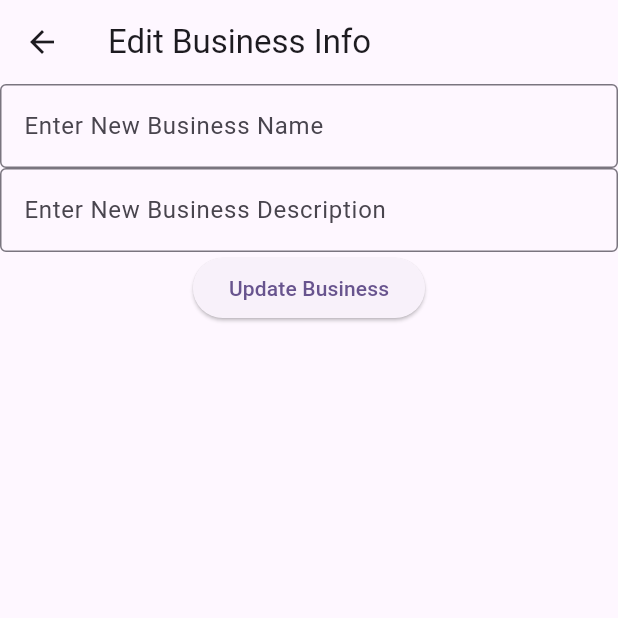
After one commit to aungkoman/gas-pos, a Flutter app: the BusinessDetailPage screen opened directly, after a tap on the "edit" icon, on a phone screen of 412 x 824 dp, the top half of it. The commit adds this screen. Run offline on Flutter 3.47's test engine with Material 3 defaults, Android fonts, the phone set to English and light mode, and no system bars.

Commit message:
business update featured added

```diff
--- a/lib/pages/business/business_detail_page.dart
+++ b/lib/pages/business/business_detail_page.dart
@@ -1,4 +1,5 @@
 import 'package:flutter/material.dart';
+import 'package:gaspos/pages/business/business_edit_page.dart';
 import 'package:provider/provider.dart';
 
 import '../../providers/business_provider.dart';
@@ -16,6 +17,16 @@ class _BusinessDetailPageState extends State<BusinessDetailPage> {
     return Scaffold(
       appBar: AppBar(
         title: Text("Business Detail"),
+        actions: [
+          IconButton(onPressed: (){
+            Navigator.push(
+              context,
+              MaterialPageRoute(
+                builder: (context) => const BusinessEditPage(),
+              ),
+            );
+          }, icon: Icon(Icons.edit))
+        ],
       ),
       body: Column(
         children: [
--- /dev/null
+++ b/lib/pages/business/business_edit_page.dart
@@ -0,0 +1,60 @@
+import 'package:flutter/material.dart';
+import 'package:provider/provider.dart';
+
+import '../../providers/business_provider.dart';
+
+class BusinessEditPage extends StatefulWidget {
+  const BusinessEditPage({super.key});
+
+  @override
+  State<BusinessEditPage> createState() => _BusinessEditPageState();
+}
+
+class _BusinessEditPageState extends State<BusinessEditPage> {
+
+
+
+  final TextEditingController _nameTec = TextEditingController();
+  final TextEditingController _descriptionTec = TextEditingController();
+
+  @override
+  void initState() {
+    // TODO: implement initState
+    super.initState();
+    _nameTec.text = Provider.of<BusinessProvider>(context, listen: false).selectedBusiness.name;
+    _descriptionTec.text = Provider.of<BusinessProvider>(context, listen: false).selectedBusiness.description;
+  }
+
+  @override
+  Widget build(BuildContext context) {
+    return Scaffold(
+      appBar: AppBar(
+        title: Text("Edit Business Info"),
+      ),
+      body: Column(
+        children: [
+          TextField(
+            controller: _nameTec,
+            decoration: InputDecoration(
+              border: OutlineInputBorder(),
+              hintText: 'Enter New Business Name',
+            ),
+          ),
+          TextField(
+            controller: _descriptionTec,
+            decoration: InputDecoration(
+              border: OutlineInputBorder(),
+              hintText: 'Enter New Business Description',
+            ),
+          ),
+
+          ElevatedButton(onPressed: (){
+            int id = Provider.of<BusinessProvider>(context, listen: false).selectedBusiness.id;
+            Provider.of<BusinessProvider>(context, listen : false).updateBusiness(id: id, name: _nameTec.text, description: _descriptionTec.text);
+            Navigator.pop(context);
+          }, child: Text("Update Business"))
+        ],
+      ),
+    );
+  }
+}
--- a/lib/providers/business_provider.dart
+++ b/lib/providers/business_provider.dart
@@ -20,4 +20,26 @@ class BusinessProvider extends ChangeNotifier {
     selectedBusiness = business;
     notifyListeners();
   }
+
+  void updateBusiness({required int id, required String name, required String description}){
+    // 1. Find the index of the business with the matching ID
+    int index = businesses.indexWhere((business) => business.id == id);
+
+    // 2. If the business exists in the list (-1 means not found)
+    if (index != -1) {
+      // Create the updated business instance
+      Business updatedBusiness = Business(id: id, name: name, description: description);
+
+      // Update the item in the list
+      businesses[index] = updatedBusiness;
+
+      // 3. Keep the selectedBusiness in sync if it's the one being updated
+      if (selectedBusiness.id == id) {
+        selectedBusiness = updatedBusiness;
+      }
+
+      // 4. Notify listeners to rebuild the UI
+      notifyListeners();
+    }
+  }
 }
```
